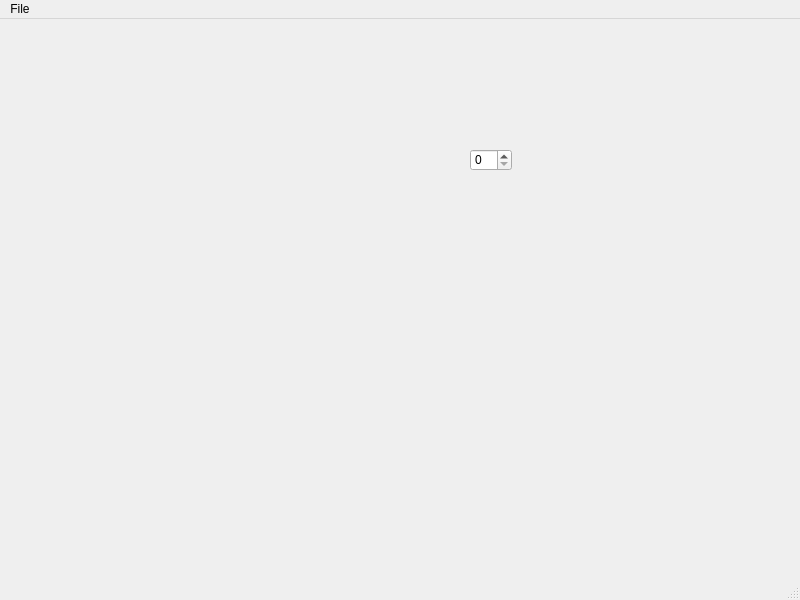
Qt form Milestone_2GUI/mainwindow.ui (JoeDictionary/neuron) before a commit.
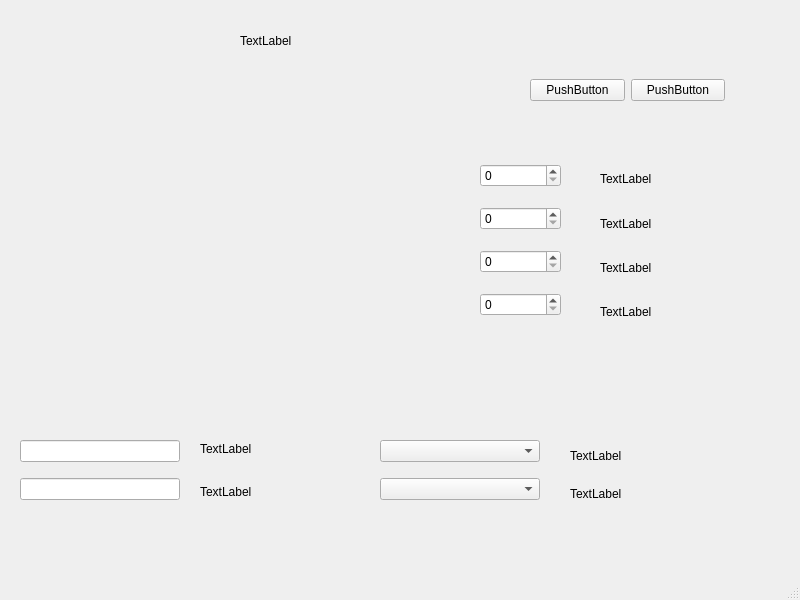
The same form after that commit. Custom widgets are drawn as their Qt base class.

Diff of the .ui file:
```diff
--- a/Milestone_2GUI/mainwindow.ui
+++ b/Milestone_2GUI/mainwindow.ui
@@ -14,35 +14,218 @@
    <string>MainWindow</string>
   </property>
   <widget class="QWidget" name="centralwidget">
-   <widget class="QSpinBox" name="spinBox">
+   <widget class="QLabel" name="label">
     <property name="geometry">
      <rect>
-      <x>470</x>
-      <y>130</y>
-      <width>42</width>
-      <height>22</height>
+      <x>240</x>
+      <y>20</y>
+      <width>211</width>
+      <height>41</height>
      </rect>
     </property>
+    <property name="text">
+     <string>TextLabel</string>
+    </property>
    </widget>
-  </widget>
-  <widget class="QMenuBar" name="menubar">
-   <property name="geometry">
-    <rect>
-     <x>0</x>
-     <y>0</y>
-     <width>800</width>
-     <height>26</height>
-    </rect>
-   </property>
-   <widget class="QMenu" name="menuFile">
-    <property name="title">
-     <string>File</string>
+   <widget class="QWidget" name="verticalLayoutWidget">
+    <property name="geometry">
+     <rect>
+      <x>480</x>
+      <y>150</y>
+      <width>81</width>
+      <height>181</height>
+     </rect>
     </property>
+    <layout class="QVBoxLayout" name="verticalLayout">
+     <item>
+      <widget class="QSpinBox" name="spinBox"/>
+     </item>
+     <item>
+      <widget class="QSpinBox" name="spinBox_2"/>
+     </item>
+     <item>
+      <widget class="QSpinBox" name="spinBox_3"/>
+     </item>
+     <item>
+      <widget class="QSpinBox" name="spinBox_4"/>
+     </item>
+    </layout>
    </widget>
-   <addaction name="menuFile"/>
+   <widget class="QWidget" name="horizontalLayoutWidget">
+    <property name="geometry">
+     <rect>
+      <x>530</x>
+      <y>50</y>
+      <width>195</width>
+      <height>80</height>
+     </rect>
+    </property>
+    <layout class="QHBoxLayout" name="horizontalLayout">
+     <item>
+      <widget class="QPushButton" name="pushButton">
+       <property name="text">
+        <string>PushButton</string>
+       </property>
+      </widget>
+     </item>
+     <item>
+      <widget class="QPushButton" name="pushButton_2">
+       <property name="text">
+        <string>PushButton</string>
+       </property>
+      </widget>
+     </item>
+    </layout>
+   </widget>
+   <widget class="QWidget" name="verticalLayoutWidget_2">
+    <property name="geometry">
+     <rect>
+      <x>380</x>
+      <y>430</y>
+      <width>160</width>
+      <height>80</height>
+     </rect>
+    </property>
+    <layout class="QVBoxLayout" name="verticalLayout_2">
+     <item>
+      <widget class="QComboBox" name="comboBox"/>
+     </item>
+     <item>
+      <widget class="QComboBox" name="comboBox_2"/>
+     </item>
+    </layout>
+   </widget>
+   <widget class="QWidget" name="verticalLayoutWidget_3">
+    <property name="geometry">
+     <rect>
+      <x>600</x>
+      <y>160</y>
+      <width>160</width>
+      <height>171</height>
+     </rect>
+    </property>
+    <layout class="QVBoxLayout" name="verticalLayout_3">
+     <item>
+      <widget class="QLabel" name="label_2">
+       <property name="text">
+        <string>TextLabel</string>
+       </property>
+      </widget>
+     </item>
+     <item>
+      <widget class="QLabel" name="label_3">
+       <property name="text">
+        <string>TextLabel</string>
+       </property>
+      </widget>
+     </item>
+     <item>
+      <widget class="QLabel" name="label_4">
+       <property name="text">
+        <string>TextLabel</string>
+       </property>
+      </widget>
+     </item>
+     <item>
+      <widget class="QLabel" name="label_5">
+       <property name="text">
+        <string>TextLabel</string>
+       </property>
+      </widget>
+     </item>
+    </layout>
+   </widget>
+   <widget class="QWidget" name="verticalLayoutWidget_4">
+    <property name="geometry">
+     <rect>
+      <x>570</x>
+      <y>439</y>
+      <width>160</width>
+      <height>71</height>
+     </rect>
+    </property>
+    <layout class="QVBoxLayout" name="verticalLayout_4">
+     <item>
+      <widget class="QLabel" name="label_6">
+       <property name="text">
+        <string>TextLabel</string>
+       </property>
+      </widget>
+     </item>
+     <item>
+      <widget class="QLabel" name="label_7">
+       <property name="text">
+        <string>TextLabel</string>
+       </property>
+      </widget>
+     </item>
+    </layout>
+   </widget>
+   <widget class="QWidget" name="verticalLayoutWidget_5">
+    <property name="geometry">
+     <rect>
+      <x>200</x>
+      <y>430</y>
+      <width>160</width>
+      <height>80</height>
+     </rect>
+    </property>
+    <layout class="QVBoxLayout" name="verticalLayout_5">
+     <item>
+      <widget class="QLabel" name="label_8">
+       <property name="text">
+        <string>TextLabel</string>
+       </property>
+      </widget>
+     </item>
+     <item>
+      <widget class="QLabel" name="label_9">
+       <property name="text">
+        <string>TextLabel</string>
+       </property>
+      </widget>
+     </item>
+    </layout>
+   </widget>
+   <widget class="QWidget" name="verticalLayoutWidget_6">
+    <property name="geometry">
+     <rect>
+      <x>20</x>
+      <y>430</y>
+      <width>160</width>
+      <height>80</height>
+     </rect>
+    </property>
+    <layout class="QVBoxLayout" name="verticalLayout_6">
+     <item>
+      <widget class="QLineEdit" name="lineEdit"/>
+     </item>
+     <item>
+      <widget class="QLineEdit" name="lineEdit_2"/>
+     </item>
+    </layout>
+   </widget>
+   <widget class="QCustomPlot" name="customPlot" native="true">
+    <property name="geometry">
+     <rect>
+      <x>39</x>
+      <y>69</y>
+      <width>401</width>
+      <height>311</height>
+     </rect>
+    </property>
+   </widget>
   </widget>
   <widget class="QStatusBar" name="statusbar"/>
  </widget>
+ <customwidgets>
+  <customwidget>
+   <class>QCustomPlot</class>
+   <extends>QWidget</extends>
+   <header location="global">qcustomplot.h</header>
+   <container>1</container>
+  </customwidget>
+ </customwidgets>
  <resources/>
  <connections/>
 </ui>
```
